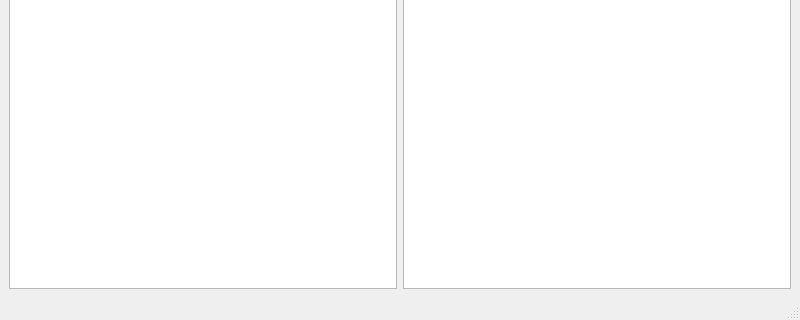
Before: the Qt Designer form mainwindow.ui in a-simanov/FileManager, drawn with Qt 5; both pictures show x 0 to 800 and y 280 to 600 of the 800 by 600 pixel window.
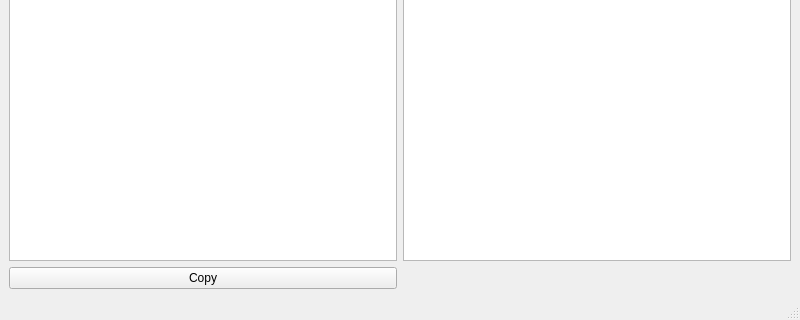
After: the same form once the commit is applied.

Commit message: add copy function

What changed in the file:
```diff
--- a/mainwindow.ui
+++ b/mainwindow.ui
@@ -57,6 +57,13 @@
       </item>
      </layout>
     </item>
+    <item row="1" column="0">
+     <widget class="QPushButton" name="btn_copy">
+      <property name="text">
+       <string>Copy</string>
+      </property>
+     </widget>
+    </item>
    </layout>
   </widget>
   <widget class="QMenuBar" name="menubar">
```
Left out of the diff: 2 changed lines with no effect on the pictures. The commit also changes 520 other files.
